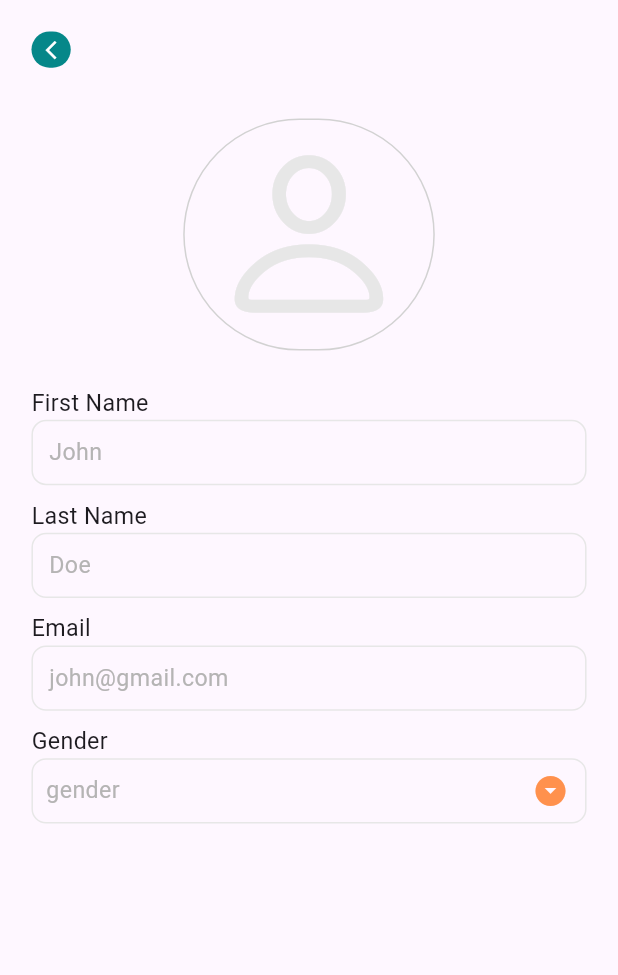
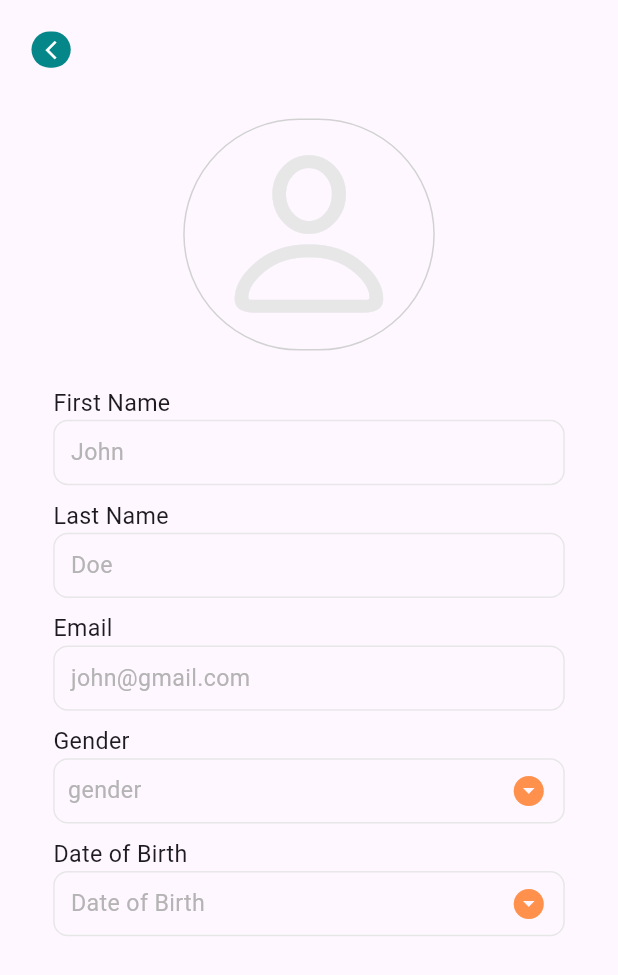
Before and after one commit to afif-ayoubi/Clever-Karma, a Flutter app: the screen it shows after launch, on a phone screen of 412 x 824 dp. Shown: the top 975 px of the screen. Run offline on Flutter 3.47's test engine with Material 3 defaults, Android fonts, the phone set to English and light mode, and no system bars; our stand-ins replace bloc, dartz, equatable, flutter_animate, flutter_bloc, flutter_screenutil and 6 more; project files that could hold a hidden picture were left out.

Commit message:
adjusted custom textField and DropDown

```diff
--- a/mobile/lib/features/auth/presentation/widgets/common_widgets/custom_textfield.dart
+++ b/mobile/lib/features/auth/presentation/widgets/common_widgets/custom_textfield.dart
@@ -11,14 +11,17 @@ class CustomTextField extends StatefulWidget {
   final VoidCallback? onTap;
   final bool? enable;
   final bool keyboardNumber;
+  final bool isDate;
 
   const CustomTextField(
       {super.key,
       this.keyboardNumber = false,
       this.enable = true,
       this.labelText,
+      this.isDate = false,
       required this.controller,
-      this.onTap, required this.hintText,
+      this.onTap,
+      required this.hintText,
       this.showVisibility = false,
       this.validator});
 
@@ -40,6 +43,7 @@ class _CustomTextFieldState extends State<CustomTextField> {
           SizedBox(
             height: 45.h,
             child: TextFormField(
+              readOnly: widget.isDate ? true : false,
               enabled: widget.enable,
               onTap: widget.onTap,
               obscureText: widget.showVisibility! ? !obscure : obscure,
@@ -48,9 +52,29 @@ class _CustomTextFieldState extends State<CustomTextField> {
               keyboardType: widget.keyboardNumber ? TextInputType.number : null,
               style: theme.bodyMedium!.copyWith(color: Colors.black54),
               decoration: InputDecoration(
-                hintText: widget.hintText??"",
+                hintText: widget.hintText ?? "",
                 contentPadding: const EdgeInsets.all(8).r,
-                suffixIcon: widget.showVisibility!
+                suffixIcon: widget.isDate
+                    ? GestureDetector(
+                        onTap: () {
+                          showDatePicker(
+                                  context: context,
+                                  initialDate: DateTime.now(),
+                                  firstDate: DateTime(1960),
+                                  lastDate: DateTime.now())
+                              .then((value) {
+                            if (value != null) {
+                              widget.controller.text =
+                                  value.toString().substring(0, 10);
+                            }
+                          });
+                        },
+                        child: const Icon(
+                          Icons.arrow_drop_down_circle,
+                          color: HexColor.secondaryColor,
+                        ),
+                      )
+                    : widget.showVisibility!
                         ? GestureDetector(
                             onTap: () {
                               setState(() {
--- a/mobile/lib/features/auth/presentation/widgets/profile_page/custom_dropdown.dart
+++ b/mobile/lib/features/auth/presentation/widgets/profile_page/custom_dropdown.dart
@@ -41,7 +41,7 @@ class _CustomDropDownState extends State<CustomDropDown> {
                 return null;
               },
               decoration: InputDecoration(
-                contentPadding: const EdgeInsets.fromLTRB(6, 10, 10, 10).r,
+                contentPadding: const EdgeInsets.fromLTRB(6, 10, 13, 10).r,
               ),
               icon: const Icon(
                 Icons.arrow_drop_down_circle,
--- a/mobile/lib/features/auth/presentation/widgets/profile_page/profile_detail_widget.dart
+++ b/mobile/lib/features/auth/presentation/widgets/profile_page/profile_detail_widget.dart
@@ -1,5 +1,4 @@
 import 'dart:io';
-import 'package:intl/intl.dart';
 import 'package:flutter/cupertino.dart';
 import 'package:flutter/material.dart';
 import 'package:flutter/widgets.dart';
@@ -21,22 +20,15 @@ class ProfileDetailWidget extends StatefulWidget {
 class _ProfileDetailWidgetState extends State<ProfileDetailWidget> {
   File? _image;
   final ImagePicker picker = ImagePicker();
-  List<String> genderList = [
-    'male',
-    'female',
-  ];
+  List<String> genderList = ['male', 'female'];
   String? gender;
+  final TextEditingController _firstNameController = TextEditingController();
+  final TextEditingController _lastNameController = TextEditingController();
+  final TextEditingController _emailController = TextEditingController();
+  final TextEditingController _phoneController = TextEditingController();
   final TextEditingController _dateController = TextEditingController();
 
-  final TextEditingController _firstNameController = TextEditingController();
-
-  final TextEditingController _lastNameController = TextEditingController();
-
-  final TextEditingController _emailController = TextEditingController();
-
-  final TextEditingController _phoneController = TextEditingController();
-
-  Future getImage() async {
+  Future<void> getImage() async {
     final XFile? image = await picker.pickImage(source: ImageSource.gallery);
     setState(() {
       if (image != null) {
@@ -45,35 +37,6 @@ class _ProfileDetailWidgetState extends State<ProfileDetailWidget> {
         print('No image selected.');
       }
     });
-  }
-
-  Future<DateTime?> _showDateTime() async {
-    final DateTime? pickDate = await showDatePicker(
-        context: context,
-        initialDate: DateTime.now(),
-        firstDate: DateTime(1960),
-        lastDate: DateTime.now());
-    if (pickDate != null) {
-      setState(() {
-        _dateController.text = DateFormat('yyyy-MM-dd').format(pickDate);
-      });
-    }
-    return null;
-  }
-
-  @override
-  void initState() {
-    super.initState();
-  }
-
-  @override
-  void dispose() {
-    _dateController.dispose();
-    _firstNameController.dispose();
-    _lastNameController.dispose();
-    _emailController.dispose();
-    _phoneController.dispose();
-    super.dispose();
   }
 
   @override
@@ -107,6 +70,19 @@ class _ProfileDetailWidgetState extends State<ProfileDetailWidget> {
                 ),
               ),
               Gap(25.h),
+              _FieldSection(),
+            ],
+          ),
+        ),
+      ),
+    );
+  }
+
+  Widget _FieldSection() {
+    return Padding(
+      padding: const EdgeInsets.symmetric(horizontal: 15.0).r,
+      child: Column(
+        children: [
           CustomTextField(
             hintText: 'John',
             controller: _firstNameController,
@@ -130,10 +106,15 @@ class _ProfileDetailWidgetState extends State<ProfileDetailWidget> {
             labelText: "Gender",
             list: genderList,
             value: gender,
-              )
+          ),
+          Gap(10.h),
+          CustomTextField(
+            hintText: 'Date of Birth',
+            controller: _dateController,
+            labelText: 'Date of Birth',
+            isDate: true,
+          ),
         ],
-          ),
-        ),
       ),
     );
   }
```
Lines whose indentation alone changed are shown as unchanged.
